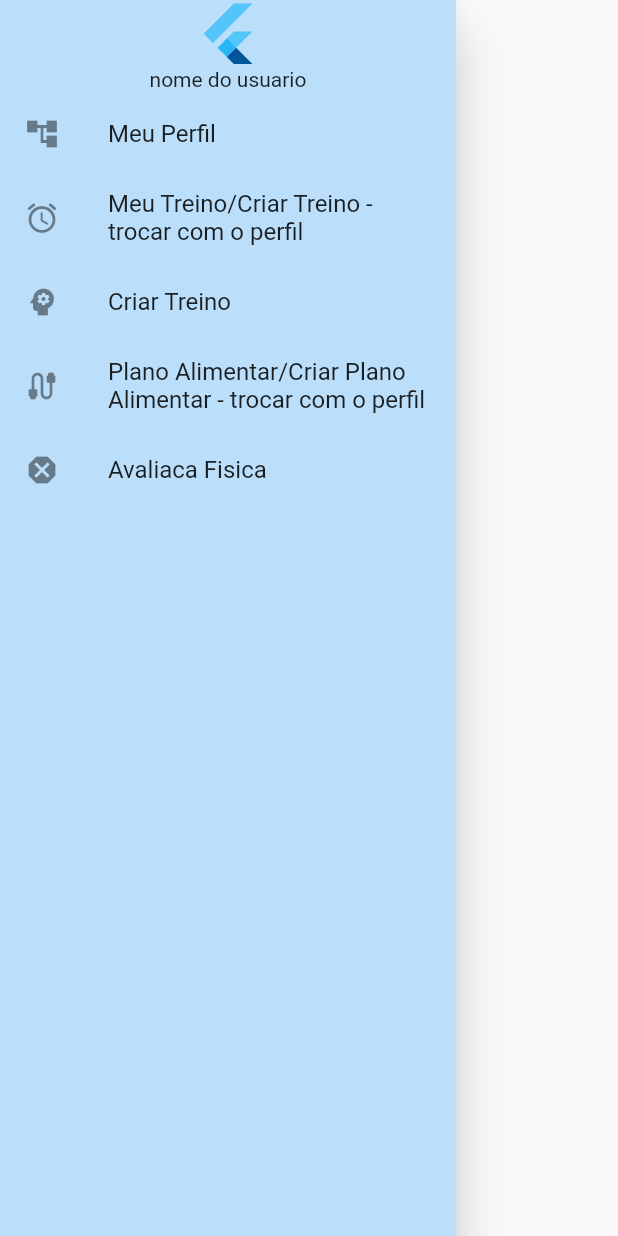
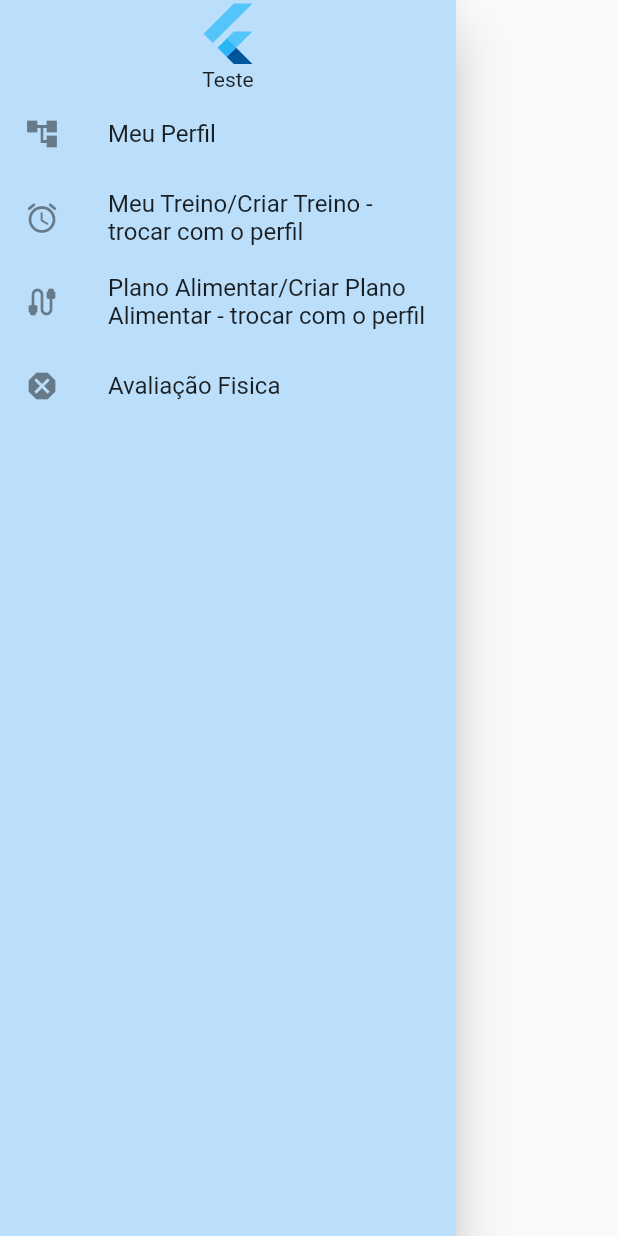
Before and after one commit to diegocunhas/Check-Fit, a Flutter app: the BuildDrawer widget shown alone on an empty page, opened directly, on a phone screen of 412 x 824 dp. Run offline on Flutter 3.47's test engine with Material 2 defaults, Android fonts, the light colour scheme and no system bars; our stand-ins replace flutter_login; missing offline and left inert: postgres.

Commit message:
fixed drawer

```diff
--- a/testes/lib/Pages/avaliacao_fisica.dart
+++ b/testes/lib/Pages/avaliacao_fisica.dart
@@ -1,7 +1,9 @@
 import 'package:flutter/material.dart';
+import 'package:testes/Widget/navigationDrawer.dart';
 
 class AvaliacaoFisica extends StatefulWidget {
   const AvaliacaoFisica({ Key? key }) : super(key: key);
+  static const String routeName = '/avaliacaoFisica';
 
   @override
   _AvaliacaoFisicaState createState() => _AvaliacaoFisicaState();
@@ -11,6 +13,7 @@ class _AvaliacaoFisicaState extends State<AvaliacaoFisica> {
   @override
   Widget build(BuildContext context) {
     return Scaffold(
+      appBar: AppBar(title: Text('Avaliação Física'),centerTitle: true),
       body: Center(
         child: Column(
           children: [
@@ -18,6 +21,7 @@ class _AvaliacaoFisicaState extends State<AvaliacaoFisica> {
           ],
         ),
       ),
+      drawer: BuildDrawer(),
     );
   }
 }
--- a/testes/lib/Pages/criar_treino.dart
+++ b/testes/lib/Pages/criar_treino.dart
@@ -1,7 +1,9 @@
 import 'package:flutter/material.dart';
+import 'package:testes/Widget/navigationDrawer.dart';
 
 class CriarTreino extends StatefulWidget {
   const CriarTreino({ Key? key }) : super(key: key);
+  static const String routeName = '/criarTreino';
 
   @override
   _CriarTreinoState createState() => _CriarTreinoState();
@@ -15,6 +17,7 @@ class _CriarTreinoState extends State<CriarTreino> {
       body: Container(
       child: Text('criar treino placeholder')
       ),
+      drawer: BuildDrawer(),
     );
   }
 
--- a/testes/lib/Pages/login.dart
+++ b/testes/lib/Pages/login.dart
@@ -1,4 +1,4 @@
-import 'package:testes/Pages/home.dart';
+import 'package:testes/routes/pageRoute.dart';
 import 'package:flutter/material.dart';
 import 'package:flutter_login/flutter_login.dart';
 //import 'dashboard_screen.dart';
@@ -51,7 +51,7 @@ class LoginScreen extends StatelessWidget {
       onLogin: _authUser,
       onSignup: _signupUser,
       onSubmitAnimationCompleted: (){
-        Navigator.of(context).pushReplacement(MaterialPageRoute( builder: (context) => Home()),);
+        Navigator.pushNamed(context,PageRoutes.home);
       },
       onRecoverPassword: _recoverPassword,
       messages: LoginMessages(
--- a/testes/lib/Pages/meu_treino.dart
+++ b/testes/lib/Pages/meu_treino.dart
@@ -2,6 +2,7 @@ import 'package:flutter/material.dart';
 
 class MeuTreino extends StatefulWidget {
   const MeuTreino({ Key? key }) : super(key: key);
+  static const String routeName = '/meuTreino';
 
   @override
   _MeuTreinoState createState() => _MeuTreinoState();
--- a/testes/lib/Pages/plano_alimentar.dart
+++ b/testes/lib/Pages/plano_alimentar.dart
@@ -2,6 +2,7 @@ import 'package:flutter/material.dart';
 
 class PlanoAlimentar extends StatefulWidget {
   const PlanoAlimentar({ Key? key }) : super(key: key);
+  static const String routeName = '/planoAlimentar';
 
   @override
   _PlanoAlimentar createState() => _PlanoAlimentar();
--- a/testes/lib/Widget/buildDrawer.dart
+++ b/testes/lib/Widget/navigationDrawer.dart
@@ -1,9 +1,5 @@
 import 'package:flutter/material.dart';
-import 'package:testes/Pages/home.dart';
-import 'package:testes/Pages/avaliacao_fisica.dart';
-import 'package:testes/Pages/plano_alimentar.dart';
-import 'package:testes/Pages/meu_treino.dart';
-import 'package:testes/Pages/criar_treino.dart';
+import 'package:testes/routes/pageRoute.dart';
 
 class BuildDrawer extends StatefulWidget {
   const BuildDrawer({ Key? key }) : super(key: key);
@@ -15,14 +11,13 @@ class BuildDrawer extends StatefulWidget {
 
 class _BuildDrawerState extends State<BuildDrawer> {
 
-  int _currentPage = 0;
 
-  final pageList = [
-    '/home',
-    '/meu_treino',
-    '/plano_alimentar',
-    '/avaliacao_fisica',
-    '/criar_treino',
+  final routeList = [
+    PageRoutes.home,
+    PageRoutes.meuTreino,
+    PageRoutes.planoAlimentar,
+    PageRoutes.avaliacaoFisica,
+    PageRoutes.criarTreino,
   ];
 
   @override
@@ -33,13 +28,13 @@ class _BuildDrawerState extends State<BuildDrawer> {
         child: ListView(
           children: [
             FlutterLogo(size:45),
-            Text('nome do usuario', textAlign: TextAlign.center,),
-            _listTile('Meu Perfil',Icon(Icons.account_tree),0),
-            _listTile('Meu Treino/Criar Treino - trocar com o perfil',Icon(Icons.access_alarms_rounded),1),
-            _criarTreino(2),
-            _listTile('Plano Alimentar/Criar Plano Alimentar - trocar com o perfil',Icon(Icons.cable_outlined),2),
-            _listTile('Avaliaca Fisica',Icon(Icons.dangerous),3),
-          ],
+            Text('Teste', textAlign: TextAlign.center,),
+            _listTile('Meu Perfil',Icon(Icons.account_tree),routeList[0]),
+            _listTile('Meu Treino/Criar Treino - trocar com o perfil',Icon(Icons.access_alarms_rounded),routeList[1]),
+            //_criarTreino(2),
+            _listTile('Plano Alimentar/Criar Plano Alimentar - trocar com o perfil',Icon(Icons.cable_outlined),routeList[2]),
+            _listTile('Avaliação Fisica',Icon(Icons.dangerous),routeList[3]),
+          ]
         ),
       ),
     );
@@ -53,20 +48,18 @@ class _BuildDrawerState extends State<BuildDrawer> {
       //icons possuem altura e largura de 24.0
       onTap: (){
         setState((){
-          Navigator.of(context)
-                  .pushNamed('/home');
+          Navigator.pushNamed(context,setPage);
         });
-        Navigator.pop(context);
       },
     );
   }
-
+/*
   _criarTreino(user){
     if(user==0 || user==2){
       return _listTile('Criar Treino',Icon(Icons.psychology),4);
     }
     else return Container(width: 0.0, height: 0.0);
   }
-
+*/
 
 }
--- /dev/null
+++ b/testes/lib/routes/pageRoute.dart
@@ -0,0 +1,14 @@
+import 'package:testes/Pages/home.dart';
+import 'package:testes/Pages/meu_treino.dart';
+import 'package:testes/Pages/plano_alimentar.dart';
+import 'package:testes/Pages/criar_treino.dart';
+import 'package:testes/Pages/avaliacao_fisica.dart';
+
+class PageRoutes{
+  static const String home = Home.routeName;
+  static const String criarTreino = CriarTreino.routeName;
+  static const String meuTreino = MeuTreino.routeName;
+  static const String planoAlimentar = PlanoAlimentar.routeName;
+  static const String avaliacaoFisica = AvaliacaoFisica.routeName;
+
+}
--- a/testes/pubspec.yaml
+++ b/testes/pubspec.yaml
@@ -29,6 +29,7 @@ dependencies:
   # Use with the CupertinoIcons class for iOS style icons.
   cupertino_icons: ^1.0.2
   flutter_login: ^3.1.0
+  postgres: ^2.4.3
 
 dev_dependencies:
   flutter_test:
```
Also changed, not shown: testes/lib/Pages/home.dart (+11 -17 lines), testes/lib/helper/AlimentoHelper.dart (added, +36 -0 lines), testes/lib/main.dart (+9 -9 lines), testes/lib/model/Alimento.dart (added, +23 -0 lines), testes/pubspec.lock.
